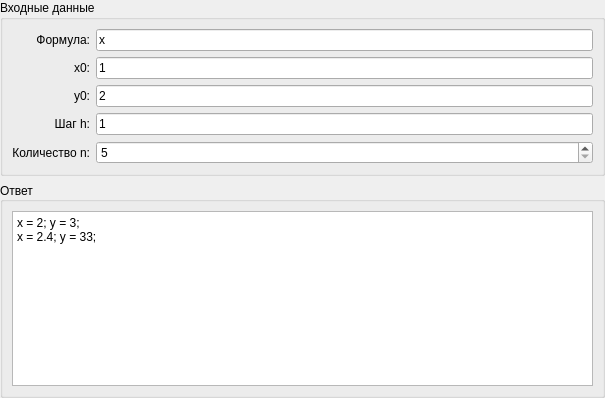
The window that Frames/diffEqEulerMethodFrame.ui (EgorAlmikeev/ProjectX) describes before a commit, drawn with Qt 5.
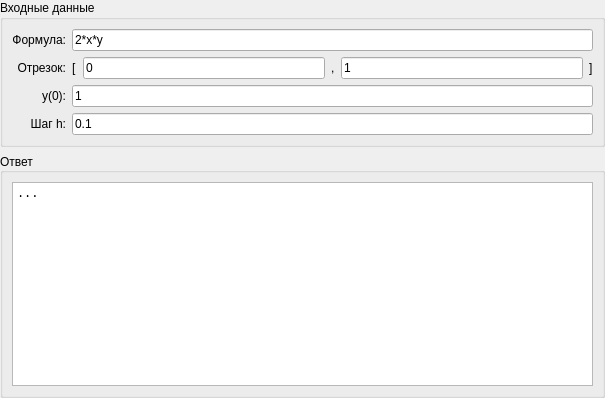
The same window after the commit.

Commit message: Улучшил модуль дифферинциальных уравнений, сделал пиздатое форматирование, но надо тестить.

What changed in the file:
```diff
--- a/Frames/diffEqEulerMethodFrame.ui
+++ b/Frames/diffEqEulerMethodFrame.ui
@@ -70,19 +70,48 @@
         <item row="3" column="1">
          <widget class="QLineEdit" name="stepEdit">
           <property name="text">
-           <string>1</string>
+           <string>0.1</string>
           </property>
          </widget>
         </item>
-        <item row="0" column="0">
-         <widget class="QLabel" name="label_2">
-          <property name="text">
-           <string>Формула:</string>
-          </property>
-          <property name="alignment">
-           <set>Qt::AlignRight|Qt::AlignTrailing|Qt::AlignVCenter</set>
-          </property>
-         </widget>
+        <item row="1" column="1">
+         <layout class="QHBoxLayout" name="horizontalLayout">
+          <item>
+           <widget class="QLabel" name="label_4">
+            <property name="text">
+             <string>[</string>
+            </property>
+           </widget>
+          </item>
+          <item>
+           <widget class="QLineEdit" name="xStartEdit">
+            <property name="text">
+             <string>0</string>
+            </property>
+           </widget>
+          </item>
+          <item>
+           <widget class="QLabel" name="label">
+            <property name="text">
+             <string>,</string>
+            </property>
+           </widget>
+          </item>
+          <item>
+           <widget class="QLineEdit" name="xEndEdit">
+            <property name="text">
+             <string>1</string>
+            </property>
+           </widget>
+          </item>
+          <item>
+           <widget class="QLabel" name="label_6">
+            <property name="text">
+             <string>]</string>
+            </property>
+           </widget>
+          </item>
+         </layout>
         </item>
         <item row="2" column="0">
          <widget class="QLabel" name="aLabel">
@@ -90,45 +119,17 @@
            <bool>false</bool>
           </property>
           <property name="text">
-           <string>y0:</string>
+           <string>y(0):</string>
           </property>
           <property name="alignment">
            <set>Qt::AlignRight|Qt::AlignTrailing|Qt::AlignVCenter</set>
           </property>
          </widget>
         </item>
-        <item row="4" column="1">
-         <widget class="QSpinBox" name="iterationSpinBox">
-          <property name="minimumSize">
-           <size>
-            <width>0</width>
-            <height>0</height>
-           </size>
-          </property>
-          <property name="autoFillBackground">
-           <bool>false</bool>
-          </property>
-          <property name="frame">
-           <bool>true</bool>
-          </property>
-          <property name="minimum">
-           <number>5</number>
-          </property>
-          <property name="maximum">
-           <number>1000</number>
-          </property>
-          <property name="singleStep">
-           <number>10</number>
-          </property>
-          <property name="displayIntegerBase">
-           <number>10</number>
-          </property>
-         </widget>
-        </item>
         <item row="2" column="1">
          <widget class="QLineEdit" name="yEdit">
           <property name="text">
-           <string>2</string>
+           <string>1</string>
           </property>
          </widget>
         </item>
@@ -142,10 +143,10 @@
           </property>
          </widget>
         </item>
-        <item row="4" column="0">
-         <widget class="QLabel" name="label_3">
+        <item row="0" column="0">
+         <widget class="QLabel" name="label_2">
           <property name="text">
-           <string>Количество n:</string>
+           <string>Формула:</string>
           </property>
           <property name="alignment">
            <set>Qt::AlignRight|Qt::AlignTrailing|Qt::AlignVCenter</set>
@@ -153,12 +154,9 @@
          </widget>
         </item>
         <item row="1" column="0">
-         <widget class="QLabel" name="bLabel">
-          <property name="autoFillBackground">
-           <bool>false</bool>
-          </property>
+         <widget class="QLabel" name="label_3">
           <property name="text">
-           <string>x0:</string>
+           <string>Отрезок:</string>
           </property>
           <property name="alignment">
            <set>Qt::AlignRight|Qt::AlignTrailing|Qt::AlignVCenter</set>
@@ -171,20 +169,13 @@
            <bool>false</bool>
           </property>
           <property name="text">
-           <string>x</string>
+           <string>2*x*y</string>
           </property>
           <property name="frame">
            <bool>true</bool>
           </property>
          </widget>
         </item>
-        <item row="1" column="1">
-         <widget class="QLineEdit" name="xEdit">
-          <property name="text">
-           <string>1</string>
-          </property>
-         </widget>
-        </item>
        </layout>
       </item>
      </layout>
@@ -213,12 +204,16 @@
       </property>
       <item row="0" column="0">
        <widget class="QPlainTextEdit" name="answerEdit">
+        <property name="font">
+         <font>
+          <family>Courier New</family>
+         </font>
+        </property>
         <property name="readOnly">
          <bool>true</bool>
         </property>
         <property name="plainText">
-         <string>x = 2; y = 3;
-x = 2.4; y = 33;</string>
+         <string>...</string>
         </property>
        </widget>
       </item>
```
Left out of the diff: 4 changed lines with no effect on the pictures. The commit also changes 5 other files.
